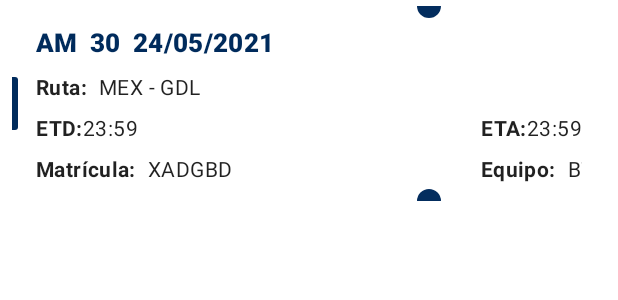
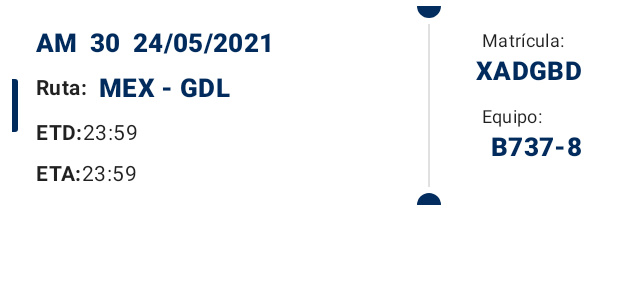
Before and after one commit to YaelGonzalez08/PaperlessApplication, an Android app: the layout item_vuelo.xml on its own in the app's theme, with its tools: preview values and no code run, on a phone screen of 412 x 824 dp. Shown: the top 300 px of the screen. Run offline under Robolectric (Android 15) with nearby library versions, the phone set to English and light mode, and no system bars.

Commit message:
update item vuelo dessing

```diff
--- a/app/src/main/res/layout/item_vuelo.xml
+++ b/app/src/main/res/layout/item_vuelo.xml
@@ -4,15 +4,15 @@
     xmlns:tools="http://schemas.android.com/tools"
     android:layout_width="match_parent"
     android:layout_height="wrap_content"
-    android:paddingVertical="@dimen/dimen_4"
-    android:paddingHorizontal="@dimen/dimen_8">
+    android:paddingHorizontal="@dimen/dimen_8"
+    android:paddingVertical="@dimen/dimen_4">
 
     <androidx.constraintlayout.widget.ConstraintLayout
         android:id="@+id/Content_item_vuelo"
         android:layout_width="match_parent"
         android:layout_height="wrap_content"
+        android:background="@drawable/white_font_module"
         android:paddingBottom="@dimen/dimen_12"
-        android:background="@drawable/white_font_module"
         app:layout_constraintBottom_toBottomOf="parent"
         app:layout_constraintEnd_toEndOf="parent"
         app:layout_constraintStart_toStartOf="parent"
@@ -77,7 +77,11 @@
             android:layout_marginTop="@dimen/common_padding_min"
             android:paddingStart="@dimen/common_padding_min"
             android:text="MEX - GDL"
-            android:textAppearance="@style/TextAppearance.MaterialComponents.Body2"
+            android:textAppearance="@style/TextAppearance.MaterialComponents.Headline6"
+            android:textColor="@color/primaryColor"
+            android:textSize="@dimen/text_17"
+            android:textStyle="bold"
+            app:layout_constraintBottom_toBottomOf="@+id/textoOrigen"
             app:layout_constraintStart_toEndOf="@id/textoOrigen"
             app:layout_constraintTop_toBottomOf="@id/tvtextFechaVuelo" />
 
@@ -86,23 +90,27 @@
             android:id="@+id/textoMatricula"
             android:layout_width="wrap_content"
             android:layout_height="wrap_content"
-            android:layout_marginTop="@dimen/common_padding_min"
+            android:layout_marginTop="@dimen/dimen_10"
             android:text="@string/matricula"
             android:textAppearance="@style/TextAppearance.MaterialComponents.Body2"
-            android:textStyle="bold"
-            app:layout_constraintStart_toStartOf="parent"
-            app:layout_constraintTop_toBottomOf="@id/tvETA" />
+            android:textSize="@dimen/text_12"
+            android:textStyle="normal"
+            app:layout_constraintEnd_toEndOf="@+id/tvtMatricula"
+            app:layout_constraintStart_toStartOf="@+id/tvtMatricula"
+            app:layout_constraintTop_toTopOf="parent" />
 
         <TextView
             android:id="@+id/tvtMatricula"
             android:layout_width="wrap_content"
             android:layout_height="wrap_content"
-            android:layout_marginRight="@dimen/common_padding_default"
-            android:paddingLeft="@dimen/common_padding_min"
+            android:paddingLeft="@dimen/dimen_8"
             android:text="XADGBD"
-            android:textAppearance="@style/TextAppearance.MaterialComponents.Body2"
-            app:layout_constraintStart_toEndOf="@id/textoMatricula"
-            app:layout_constraintTop_toTopOf="@id/textoMatricula" />
+            android:textAppearance="@style/TextAppearance.MaterialComponents.Headline6"
+            android:textColor="@color/primaryColor"
+            android:textSize="@dimen/text_17"
+            android:textStyle="bold"
+            app:layout_constraintEnd_toEndOf="parent"
+            app:layout_constraintTop_toBottomOf="@+id/textoMatricula" />
 
         <TextView
             android:id="@+id/textoETD"
@@ -133,44 +141,44 @@
             android:text="@string/eta"
             android:textAppearance="@style/TextAppearance.MaterialComponents.Body2"
             android:textStyle="bold"
-            app:layout_constraintEnd_toStartOf="@id/tvETA"
-            app:layout_constraintTop_toBottomOf="@id/tvOrigen" />
+            app:layout_constraintStart_toStartOf="@+id/textoETD"
+            app:layout_constraintTop_toBottomOf="@+id/textoETD" />
 
 
         <TextView
             android:id="@+id/tvETA"
             android:layout_width="wrap_content"
             android:layout_height="wrap_content"
-            android:layout_marginTop="@dimen/common_padding_min"
             android:text="23:59"
             android:textAppearance="@style/TextAppearance.MaterialComponents.Body2"
-            app:layout_constraintEnd_toEndOf="parent"
-            app:layout_constraintTop_toBottomOf="@id/tvOrigen"
-
-            />
-
+            app:layout_constraintStart_toEndOf="@+id/textoETA"
+            app:layout_constraintTop_toTopOf="@+id/textoETA" />
 
         <TextView
             android:id="@+id/textoEquipo"
             android:layout_width="wrap_content"
             android:layout_height="wrap_content"
-            android:layout_marginTop="@dimen/common_padding_min"
+            android:layout_marginTop="@dimen/dimen_10"
             android:text="@string/equipo"
             android:textAppearance="@style/TextAppearance.MaterialComponents.Body2"
-            android:textStyle="bold"
-            app:layout_constraintStart_toStartOf="@id/textoETA"
-            app:layout_constraintTop_toBottomOf="@id/tvETA" />
+            android:textSize="@dimen/text_12"
+            android:textStyle="normal"
+            app:layout_constraintStart_toStartOf="@+id/textoMatricula"
+            app:layout_constraintTop_toBottomOf="@+id/tvtMatricula" />
 
 
         <TextView
             android:id="@+id/tvEquipo"
             android:layout_width="wrap_content"
             android:layout_height="wrap_content"
-            android:paddingLeft="@dimen/common_padding_min"
-            android:text="B737-800"
-            android:textAppearance="@style/TextAppearance.MaterialComponents.Body2"
-            app:layout_constraintStart_toEndOf="@id/textoEquipo"
-            app:layout_constraintTop_toTopOf="@id/textoEquipo" />
+            android:paddingLeft="@dimen/dimen_8"
+            android:text="B737-8"
+            android:textAppearance="@style/TextAppearance.MaterialComponents.Headline6"
+            android:textColor="@color/primaryColor"
+            android:textSize="@dimen/text_17"
+            android:textStyle="bold"
+            app:layout_constraintEnd_toEndOf="parent"
+            app:layout_constraintTop_toBottomOf="@+id/textoEquipo" />
 
     </androidx.constraintlayout.widget.ConstraintLayout>
 
@@ -183,6 +191,18 @@
         app:layout_constraintBottom_toBottomOf="parent"
         app:layout_constraintStart_toStartOf="parent"
         app:layout_constraintTop_toTopOf="parent" />
+
+    <View
+        android:id="@+id/lineDivider1"
+        android:layout_width="1dp"
+        android:layout_height="@dimen/margin_0"
+        android:layout_marginVertical="@dimen/dimen_12"
+        android:background="@color/color_gray_white_background_checklist"
+        app:layout_constraintBottom_toBottomOf="parent"
+        app:layout_constraintEnd_toEndOf="@+id/textView2"
+        app:layout_constraintStart_toStartOf="@+id/textView2"
+        app:layout_constraintTop_toTopOf="parent" />
+
     <TextView
         android:id="@+id/textView2"
         android:layout_width="@dimen/dimen_16"
```
